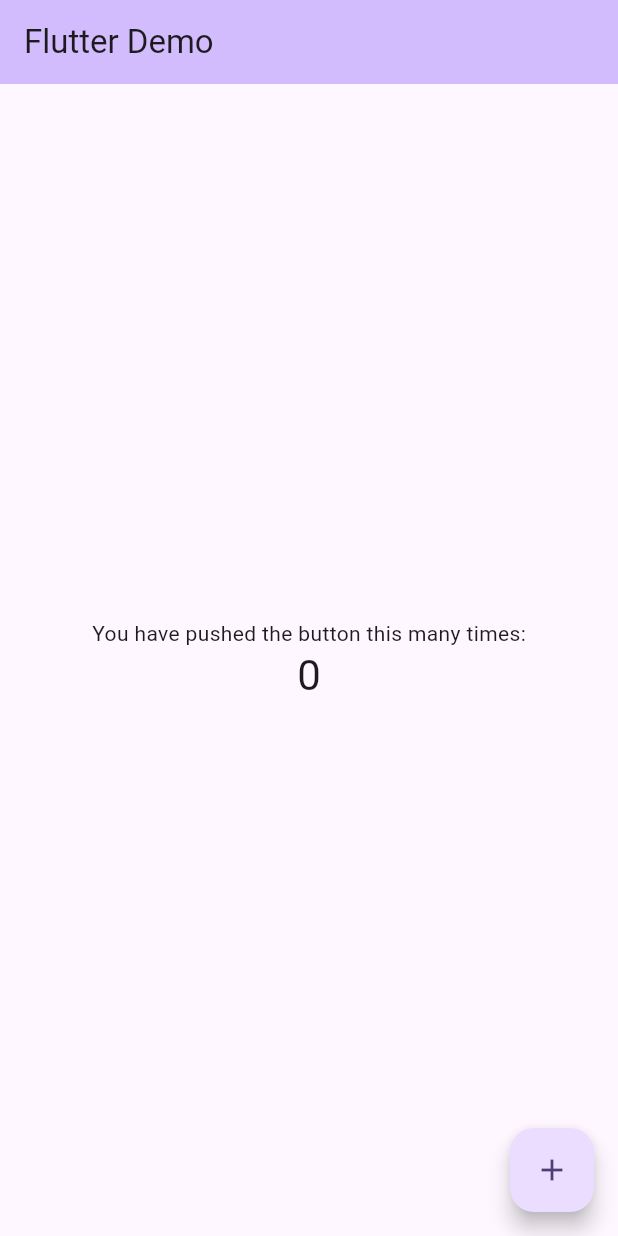
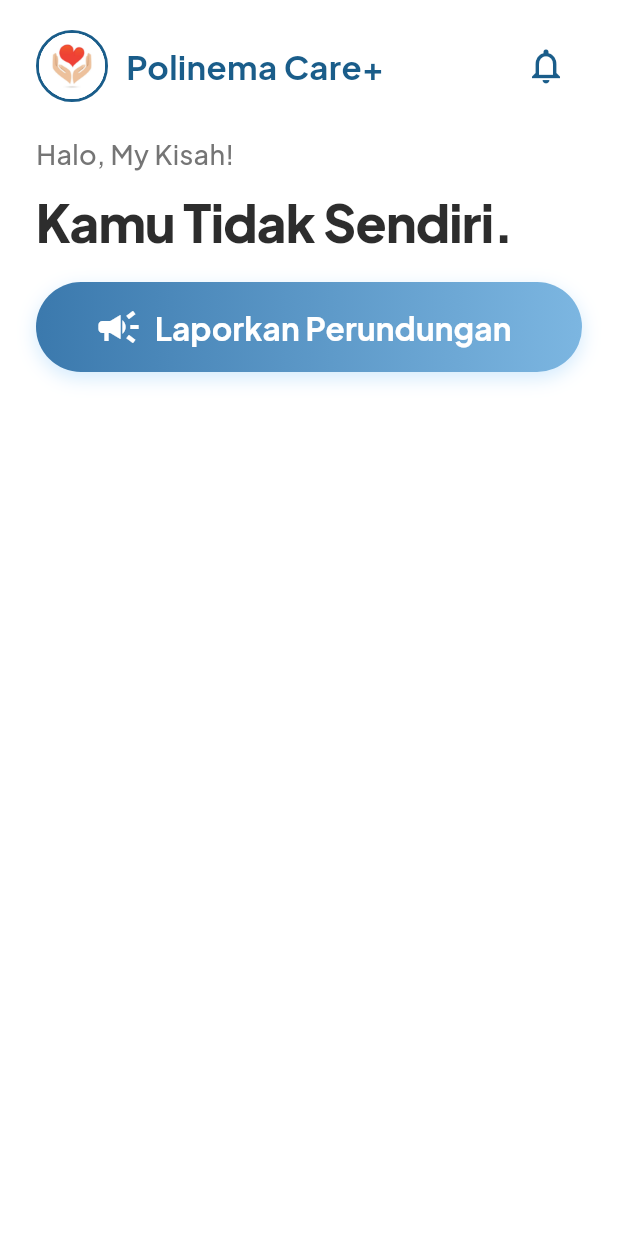
Before and after one commit to munnotmon/Kel5_PM_Tugas4, a Flutter app: the screen it shows after launch, on a phone screen of 412 x 824 dp. Run offline on Flutter 3.47's test engine with Material 3 defaults, Android fonts, the phone set to English and light mode, and no system bars; our stand-ins replace google_fonts.

Commit message:
membuat bagian 1 yaitu notifikasi dan laporkan perundungan

```diff
--- a/lib/main.dart
+++ b/lib/main.dart
@@ -1,4 +1,5 @@
 import 'package:flutter/material.dart';
+import 'package:google_fonts/google_fonts.dart';
 
 void main() {
   runApp(const MyApp());
@@ -7,116 +8,186 @@ void main() {
 class MyApp extends StatelessWidget {
   const MyApp({super.key});
 
-  // This widget is the root of your application.
   @override
   Widget build(BuildContext context) {
     return MaterialApp(
-      title: 'Flutter Demo',
+      debugShowCheckedModeBanner: false,
+      title: 'Polinema Care+',
       theme: ThemeData(
-        // This is the theme of your application.
-        //
-        // TRY THIS: Try running your application with "flutter run". You'll see
-        // the application has a purple toolbar. Then, without quitting the app,
-        // try changing the seedColor in the colorScheme below to Colors.green
-        // and then invoke "hot reload" (save your changes or press the "hot
-        // reload" button in a Flutter-supported IDE, or press "r" if you used
-        // the command line to start the app).
-        //
-        // Notice that the counter didn't reset back to zero; the application
-        // state is not lost during the reload. To reset the state, use hot
-        // restart instead.
-        //
-        // This works for code too, not just values: Most code changes can be
-        // tested with just a hot reload.
-        colorScheme: .fromSeed(seedColor: Colors.deepPurple),
+        colorScheme: ColorScheme.fromSeed(seedColor: Colors.blue),
+        useMaterial3: true,
+        textTheme: GoogleFonts.plusJakartaSansTextTheme(),
       ),
-      home: const MyHomePage(title: 'Flutter Demo'),
+      home: const PolinemaCarePage(),
     );
   }
 }
 
-class MyHomePage extends StatefulWidget {
-  const MyHomePage({super.key, required this.title});
-
-  // This widget is the home page of your application. It is stateful, meaning
-  // that it has a State object (defined below) that contains fields that affect
-  // how it looks.
-
-  // This class is the configuration for the state. It holds the values (in this
-  // case the title) provided by the parent (in this case the App widget) and
-  // used by the build method of the State. Fields in a Widget subclass are
-  // always marked "final".
-
-  final String title;
-
-  @override
-  State<MyHomePage> createState() => _MyHomePageState();
-}
-
-class _MyHomePageState extends State<MyHomePage> {
-  int _counter = 0;
-
-  void _incrementCounter() {
-    setState(() {
-      // This call to setState tells the Flutter framework that something has
-      // changed in this State, which causes it to rerun the build method below
-      // so that the display can reflect the updated values. If we changed
-      // _counter without calling setState(), then the build method would not be
-      // called again, and so nothing would appear to happen.
-      _counter++;
-    });
-  }
+class PolinemaCarePage extends StatelessWidget {
+  const PolinemaCarePage({super.key});
 
   @override
   Widget build(BuildContext context) {
-    // This method is rerun every time setState is called, for instance as done
-    // by the _incrementCounter method above.
-    //
-    // The Flutter framework has been optimized to make rerunning build methods
-    // fast, so that you can just rebuild anything that needs updating rather
-    // than having to individually change instances of widgets.
     return Scaffold(
-      appBar: AppBar(
-        // TRY THIS: Try changing the color here to a specific color (to
-        // Colors.amber, perhaps?) and trigger a hot reload to see the AppBar
-        // change color while the other colors stay the same.
-        backgroundColor: Theme.of(context).colorScheme.inversePrimary,
-        // Here we take the value from the MyHomePage object that was created by
-        // the App.build method, and use it to set our appbar title.
-        title: Text(widget.title),
-      ),
-      body: Center(
-        // Center is a layout widget. It takes a single child and positions it
-        // in the middle of the parent.
-        child: Column(
-          // Column is also a layout widget. It takes a list of children and
-          // arranges them vertically. By default, it sizes itself to fit its
-          // children horizontally, and tries to be as tall as its parent.
-          //
-          // Column has various properties to control how it sizes itself and
-          // how it positions its children. Here we use mainAxisAlignment to
-          // center the children vertically; the main axis here is the vertical
-          // axis because Columns are vertical (the cross axis would be
-          // horizontal).
-          //
-          // TRY THIS: Invoke "debug painting" (choose the "Toggle Debug Paint"
-          // action in the IDE, or press "p" in the console), to see the
-          // wireframe for each widget.
-          mainAxisAlignment: .center,
-          children: [
-            const Text('You have pushed the button this many times:'),
-            Text(
-              '$_counter',
-              style: Theme.of(context).textTheme.headlineMedium,
-            ),
-          ],
+      backgroundColor: Colors.white,
+      body: SafeArea(
+        child: Padding(
+          padding: const EdgeInsets.symmetric(horizontal: 24.0, vertical: 20.0),
+          child: Column(
+            crossAxisAlignment: CrossAxisAlignment.start,
+            children: [
+              // Header Section
+              Row(
+                mainAxisAlignment: MainAxisAlignment.spaceBetween,
+                children: [
+                  Row(
+                    children: [
+                      Container(
+                        decoration: BoxDecoration(
+                          shape: BoxShape.circle,
+                          border: Border.all(
+                            color: const Color(0xFF1A5D8A),
+                            width: 2.0,
+                          ),
+                        ),
+                        child: const CircleAvatar(
+                          radius: 22,
+                          backgroundColor: Colors.white,
+                          backgroundImage: AssetImage(
+                            'assets/images/logo-sementara.jpeg',
+                          ),
+                        ),
+                      ),
+
+                      const SizedBox(width: 12),
+                      Text(
+                        'Polinema Care+',
+                        style: GoogleFonts.plusJakartaSans(
+                          fontSize: 22,
+                          fontWeight: FontWeight.bold,
+                          color: const Color(0xFF1A5D8A),
+                        ),
+                      ),
+                    ],
+                  ),
+                  IconButton(
+                    onPressed: () {
+                      Navigator.push(
+                        context,
+                        MaterialPageRoute(
+                          builder: (context) => const NotificationsPage(),
+                        ),
+                      );
+                    },
+                    icon: const Icon(
+                      Icons.notifications_none,
+                      color: Color(0xFF1A5D8A),
+                      size: 28,
+                    ),
+                  ),
+                ],
+              ),
+              const SizedBox(height: 22),
+
+              // Greeting Section
+              Text(
+                'Halo, My Kisah!',
+                style: GoogleFonts.plusJakartaSans(
+                  fontSize: 18,
+                  color: Colors.grey[600],
+                  fontWeight: FontWeight.w500,
+                ),
+              ),
+              const SizedBox(height: 8),
+              Text(
+                'Kamu Tidak Sendiri.',
+                style: GoogleFonts.plusJakartaSans(
+                  fontSize: 34,
+                  fontWeight: FontWeight.w800,
+                  color: const Color(0xFF2D2D2D),
+                  letterSpacing: -0.5,
+                ),
+              ),
+              const SizedBox(height: 15),
+
+              // Gradient Button
+              Container(
+                width: double.infinity,
+                height: 60,
+                decoration: BoxDecoration(
+                  gradient: const LinearGradient(
+                    colors: [Color(0xFF3B79AD), Color(0xFF7CB6E1)],
+                    begin: Alignment.centerLeft,
+                    end: Alignment.centerRight,
+                  ),
+                  borderRadius: BorderRadius.circular(32),
+                  boxShadow: [
+                    BoxShadow(
+                      color: Colors.blue.withOpacity(0.2),
+                      blurRadius: 10,
+                      offset: const Offset(0, 4),
+                    ),
+                  ],
+                ),
+                child: ElevatedButton.icon(
+                  onPressed: () {
+                    Navigator.push(
+                      context,
+                      MaterialPageRoute(
+                        builder: (context) => const LaporPerundunganPage(),
+                      ),
+                    );
+                  },
+                  icon: const Icon(
+                    Icons.campaign,
+                    color: Colors.white,
+                    size: 32,
+                  ),
+                  label: Text(
+                    'Laporkan Perundungan',
+                    style: GoogleFonts.plusJakartaSans(
+                      color: Colors.white,
+                      fontSize: 21,
+                      fontWeight: FontWeight.bold,
+                    ),
+                  ),
+                  style: ElevatedButton.styleFrom(
+                    backgroundColor: Colors.transparent,
+                    shadowColor: Colors.transparent,
+                    shape: RoundedRectangleBorder(
+                      borderRadius: BorderRadius.circular(32),
+                    ),
+                  ),
+                ),
+              ),
+            ],
+          ),
         ),
-      ),
-      floatingActionButton: FloatingActionButton(
-        onPressed: _incrementCounter,
-        tooltip: 'Increment',
-        child: const Icon(Icons.add),
       ),
     );
   }
 }
+
+class LaporPerundunganPage extends StatelessWidget {
+  const LaporPerundunganPage({super.key});
+
+  @override
+  Widget build(BuildContext context) {
+    return Scaffold(
+      appBar: AppBar(title: const Text('Laporkan Perundungan')),
+      body: const Center(child: Text('Data Diri Pelapor')),
+    );
+  }
+}
+
+class NotificationsPage extends StatelessWidget {
+  const NotificationsPage({super.key});
+
+  @override
+  Widget build(BuildContext context) {
+    return Scaffold(
+      appBar: AppBar(title: const Text('Notifikasi'), centerTitle: true),
+      body: const Center(child: Text('Belum ada notifikasi baru untukmu.')),
+    );
+  }
+}
--- a/pubspec.yaml
+++ b/pubspec.yaml
@@ -33,6 +33,7 @@ dependencies:
 
   # The following adds the Cupertino Icons font to your application.
   # Use with the CupertinoIcons class for iOS style icons.
+  google_fonts: ^6.2.1
   cupertino_icons: ^1.0.8
 
 dev_dependencies:
@@ -62,6 +63,9 @@ flutter:
   #   - images/a_dot_burr.jpeg
   #   - images/a_dot_ham.jpeg
 
+  assets:
+    - assets/images/logo-sementara.jpeg
+
   # An image asset can refer to one or more resolution-specific "variants", see
   # https://flutter.dev/to/resolution-aware-images
 
```
Also changed, not shown: assets/images/logo-sementara.jpeg (added), pubspec.lock.
